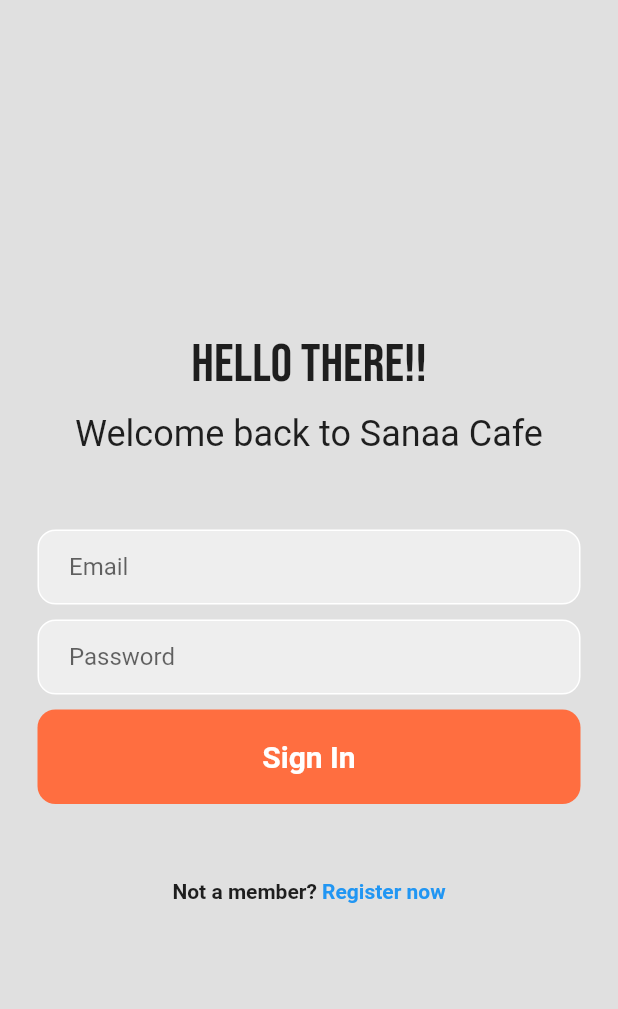
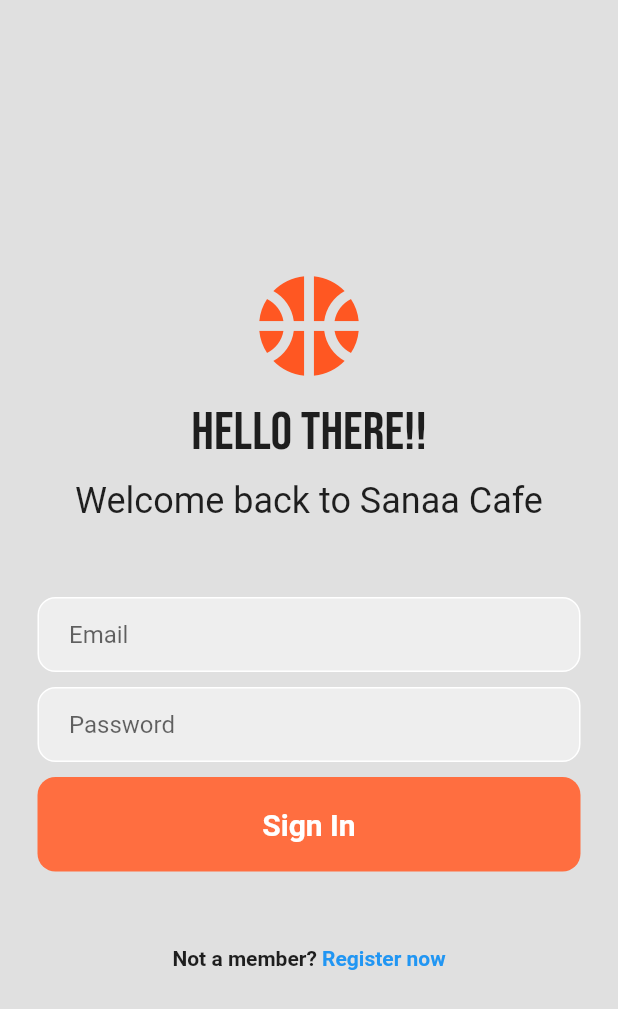
Before and after one commit to jamo254/login_page, a Flutter app: the screen it shows after launch, on a phone screen of 412 x 824 dp. Shown: the top 1009 px of the screen. Run offline on Flutter 3.47's test engine with Material 2 defaults, Android fonts, the phone set to English and light mode, and no system bars; our stand-ins replace google_fonts.

Commit message:
Updates on the ui

```diff
--- a/lib/login_page.dart
+++ b/lib/login_page.dart
@@ -1,9 +1,5 @@
-
-// ignore_for_file: prefer_const_constructors
 
 import 'package:flutter/material.dart';
-import 'package:flutter/src/widgets/container.dart';
-import 'package:flutter/src/widgets/framework.dart';
 import 'package:google_fonts/google_fonts.dart';
 
 class Login extends StatefulWidget {
@@ -23,20 +19,28 @@ class _LoginState extends State<Login> {
           child: Column(
             mainAxisAlignment: MainAxisAlignment.center,
             children: [
+              // ignore: prefer_const_constructors
+              Icon(Icons.sports_basketball_sharp,
+              color: Colors.deepOrange,
+              size: 80,
+              ),
+            const SizedBox(
+                height: 10,
+              ),
             Text(
               "Hello There!!",
               style: GoogleFonts.bebasNeue(
                 fontSize: 36,
               )
             ),
-            SizedBox(height: 10,),
-             Text(
+            const SizedBox(height: 10,),
+             const Text(
                 "Welcome back to Sanaa Cafe",
                 style: TextStyle(
                   fontSize: 24,
                 ),
               ),
-               SizedBox(
+               const SizedBox(
                 height: 50,
               ),
 
@@ -48,8 +52,8 @@ class _LoginState extends State<Login> {
                     border: Border.all(color: Colors.white),
                     borderRadius: BorderRadius.circular(12),
                   ),
-                  child: Padding(
-                    padding: const EdgeInsets.only(left: 20.0),
+                  child: const Padding(
+                    padding: EdgeInsets.only(left: 20.0),
                     child: TextField(
                       decoration: InputDecoration(
                         border: InputBorder.none,
@@ -60,7 +64,7 @@ class _LoginState extends State<Login> {
                 ),
               ),
 
-               SizedBox(
+               const SizedBox(
                 height: 10,
               ),
               // Password
@@ -83,19 +87,19 @@ class _LoginState extends State<Login> {
                 ),
               ),
 
-              SizedBox(
+              const SizedBox(
                 height: 10,
               ),
               // Signin button
              Padding(
                padding: const EdgeInsets.symmetric(horizontal: 25.0),
                child: Container(
-                 padding: EdgeInsets.all(20),
+                 padding: const EdgeInsets.all(20),
                  decoration: BoxDecoration(
                    color: Colors.deepOrangeAccent,
                  borderRadius: BorderRadius.circular(12),
                  ),
-                 child: Center(
+                 child: const Center(
                    child: Text(
                      'Sign In',
                      style: TextStyle(
@@ -106,7 +110,7 @@ class _LoginState extends State<Login> {
                    )),
                ),
              ),
-              SizedBox(
+              const SizedBox(
                 height: 50,
               ),
               //Check membership
```
Also changed, not shown: 4 other files.
